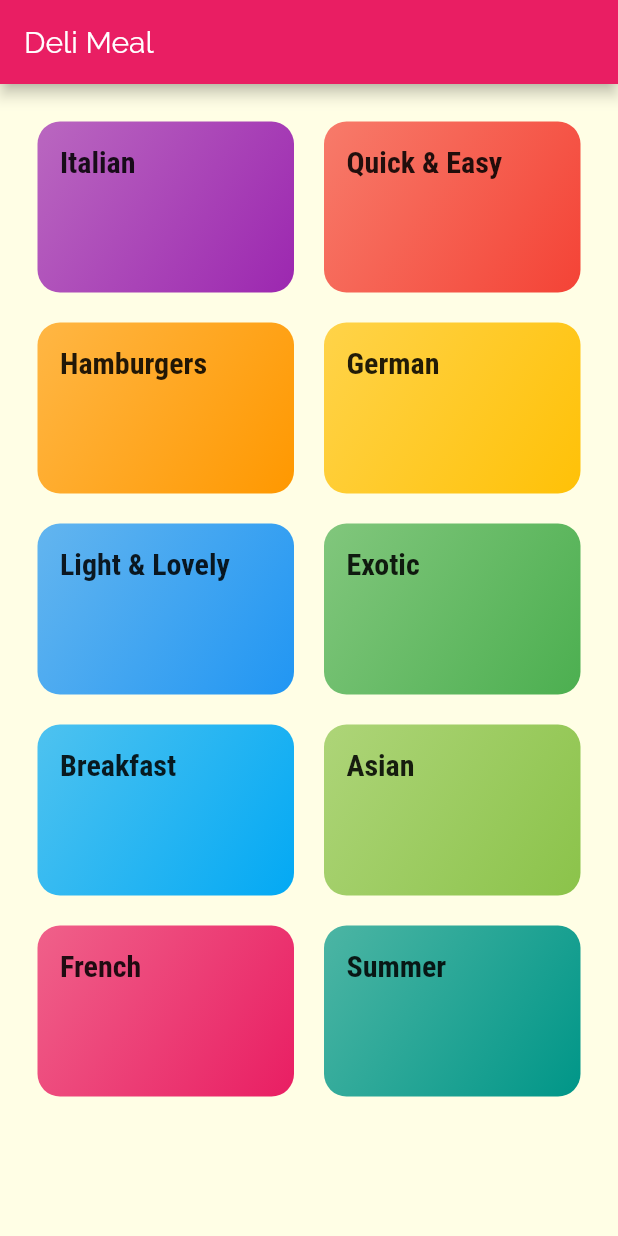
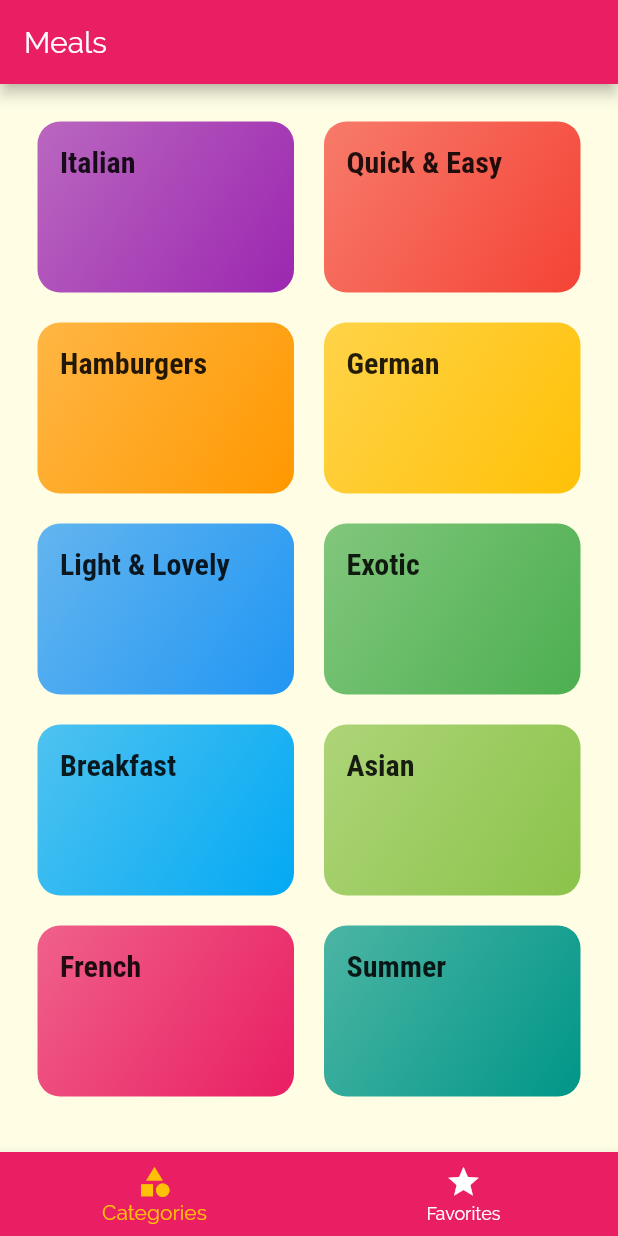
Before and after one commit to fad16papa/Meals_App, a Flutter app: the screen it shows after launch, on a phone screen of 412 x 824 dp. Run offline on Flutter 3.47's test engine with Material 2 defaults, Android fonts, the phone set to English and light mode, and no system bars.

Commit message:
Commit changes

```diff
--- a/lib/main.dart
+++ b/lib/main.dart
@@ -2,6 +2,7 @@ import 'package:flutter/material.dart';
 import 'package:meals_app/screens/categories_screen.dart';
 import 'package:meals_app/screens/category_meals_screen.dart';
 import 'package:meals_app/screens/meail_detail_screen.dart';
+import 'package:meals_app/screens/tabs_screen.dart';
 
 void main() {
   runApp(MyApp());
@@ -34,7 +35,7 @@ class MyApp extends StatelessWidget {
       // home: CategoriesScreen(),
       initialRoute: '/',
       routes: {
-        '/': (ctx) => CategoriesScreen(),
+        '/': (ctx) => TabsScreen(),
         CategoryMealScreen.routeName: (ctx) => CategoryMealScreen(),
         MealDetailScreen.routeName: (ctx) => MealDetailScreen(),
       },
--- a/lib/screens/categories_screen.dart
+++ b/lib/screens/categories_screen.dart
@@ -5,16 +5,11 @@ import 'package:meals_app/dummy_data.dart';
 class CategoriesScreen extends StatelessWidget {
   @override
   Widget build(BuildContext context) {
-    return Scaffold(
-      appBar: AppBar(
-        title: Text('Deli Meal'),
-      ),
-      body: GridView(
+    return GridView(
       padding: const EdgeInsets.all(25),
       children: DUMMY_CATEGORIES
           .map(
-              (catData) =>
-                  CategoryItem(catData.id, catData.title, catData.color),
+            (catData) => CategoryItem(catData.id, catData.title, catData.color),
           )
           .toList(),
       gridDelegate: SliverGridDelegateWithMaxCrossAxisExtent(
@@ -23,7 +18,6 @@ class CategoriesScreen extends StatelessWidget {
         crossAxisSpacing: 20,
         mainAxisSpacing: 20,
       ),
-      ),
     );
   }
 }
--- /dev/null
+++ b/lib/screens/favorites_screen.dart
@@ -0,0 +1,10 @@
+import 'package:flutter/material.dart';
+
+class FavoritesScreen extends StatelessWidget {
+  @override
+  Widget build(BuildContext context) {
+    return Center(
+      child: Text('The Favorites'),
+    );
+  }
+}
--- /dev/null
+++ b/lib/screens/tabs_screen.dart
@@ -0,0 +1,53 @@
+import 'package:flutter/material.dart';
+import 'package:meals_app/screens/categories_screen.dart';
+import 'package:meals_app/screens/favorites_screen.dart';
+
+class TabsScreen extends StatefulWidget {
+  @override
+  _TabsScreenState createState() => _TabsScreenState();
+}
+
+class _TabsScreenState extends State<TabsScreen> {
+  final List<Widget> _pages = [
+    CategoriesScreen(),
+    FavoritesScreen(),
+  ];
+
+  int _selectedPageIndex = 0;
+
+  void _selectPage(int index) {
+    setState(() {
+      _selectedPageIndex = index;
+    });
+  }
+
+  @override
+  Widget build(BuildContext context) {
+    return Scaffold(
+      appBar: AppBar(
+        title: Text('Meals'),
+      ),
+      body: _pages[_selectedPageIndex],
+      bottomNavigationBar: BottomNavigationBar(
+        onTap: _selectPage,
+        backgroundColor: Theme.of(context).primaryColor,
+        unselectedItemColor: Colors.white,
+        selectedItemColor: Theme.of(context).accentColor,
+        currentIndex: _selectedPageIndex,
+        type: BottomNavigationBarType.fixed,
+        items: [
+          BottomNavigationBarItem(
+            backgroundColor: Theme.of(context).primaryColor,
+            icon: Icon(Icons.category),
+            title: Text('Categories'),
+          ),
+          BottomNavigationBarItem(
+            backgroundColor: Theme.of(context).primaryColor,
+            icon: Icon(Icons.star),
+            title: Text('Favorites'),
+          ),
+        ],
+      ),
+    );
+  }
+}
```
Lines whose indentation alone changed are shown as unchanged.
